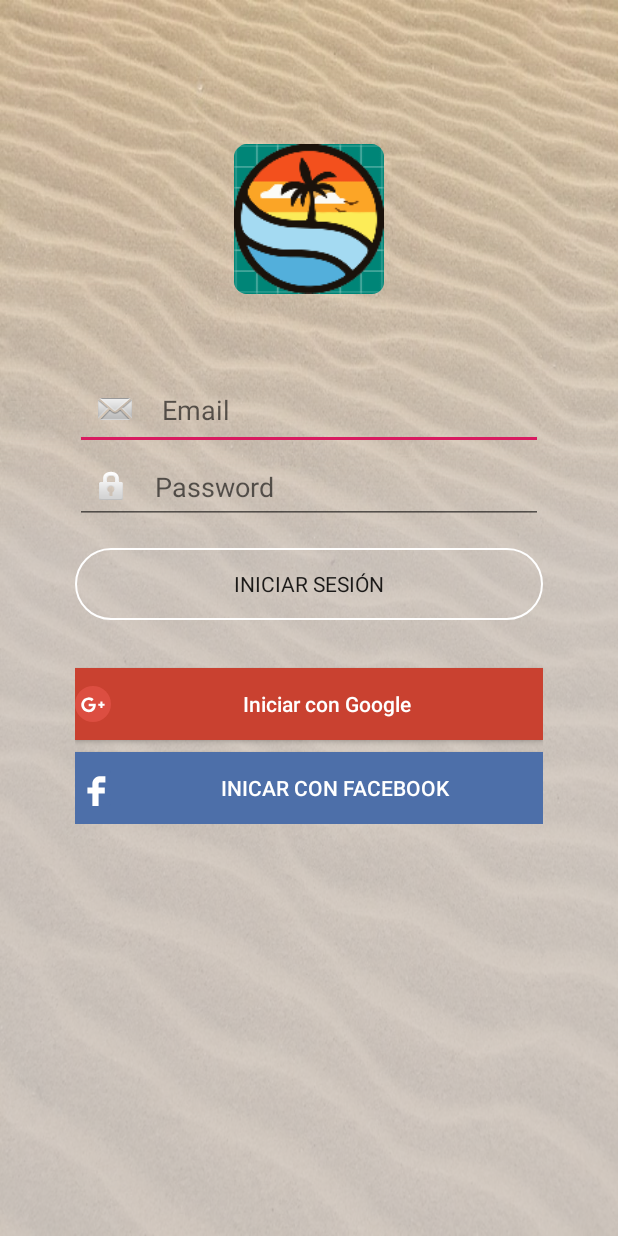
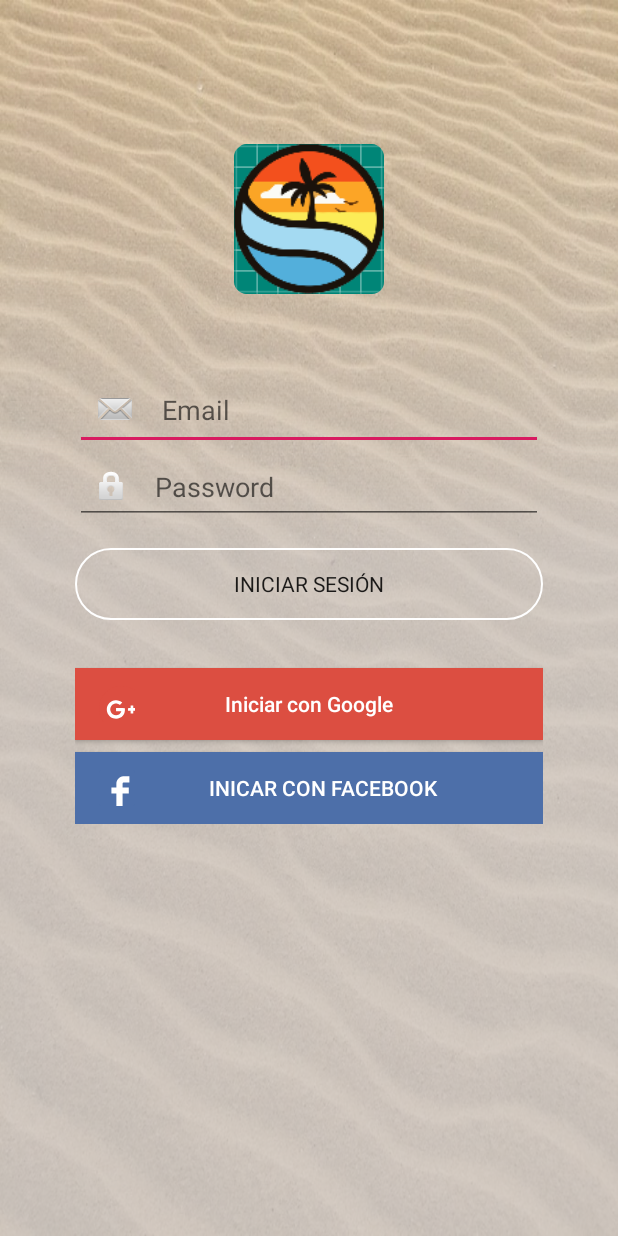
Before and after one commit to JMO17/ClearSand, an Android app: the screen it shows after launch (LoginActivity), on a phone screen of 412 x 824 dp. Run offline under Robolectric (Android 15) with nearby library versions, the phone set to English and light mode, and no system bars; Roboto replaces fonts that are not available here.

Commit message:
ventanaLogin Javier Botones de google y Facebook v2

```diff
--- a/app/src/main/res/drawable/ic_google_plus.xml
+++ b/app/src/main/res/drawable/ic_google_plus.xml
@@ -1,5 +1,5 @@
-<vector android:height="24dp" android:viewportHeight="112.196"
-    android:viewportWidth="112.196" android:width="24dp" xmlns:android="http://schemas.android.com/apk/res/android">
+<vector android:height="24dp" android:viewportHeight="90"
+    android:viewportWidth="90" android:width="24dp" xmlns:android="http://schemas.android.com/apk/res/android">
     <path android:fillColor="#DC4E41" android:pathData="M56.098,56.097m-56.098,0a56.098,56.098 0,1 1,112.196 0a56.098,56.098 0,1 1,-112.196 0"/>
     <path android:fillColor="#DC4E41" android:pathData="M19.531,58.608c-0.199,9.652 6.449,18.863 15.594,21.867c8.614,2.894 19.205,0.729 24.937,-6.648c4.185,-5.169 5.136,-12.06 4.683,-18.498c-7.377,-0.066 -14.754,-0.044 -22.12,-0.033c-0.012,2.628 0,5.246 0.011,7.874c4.417,0.122 8.835,0.066 13.252,0.155c-1.115,3.821 -3.655,7.377 -7.51,8.757c-7.443,3.28 -16.94,-1.005 -19.282,-8.813c-2.827,-7.477 1.801,-16.5 9.442,-18.675c4.738,-1.667 9.619,0.21 13.673,2.673c2.054,-1.922 3.976,-3.976 5.864,-6.052c-4.606,-3.854 -10.525,-6.217 -16.61,-5.698C29.526,35.659 19.078,46.681 19.531,58.608z"/>
     <path android:fillColor="#DC4E41" android:pathData="M79.102,48.668c-0.022,2.198 -0.045,4.407 -0.056,6.604c-2.209,0.022 -4.406,0.033 -6.604,0.044c0,2.198 0,4.384 0,6.582c2.198,0.011 4.407,0.022 6.604,0.045c0.022,2.198 0.022,4.395 0.044,6.604c2.187,0 4.385,-0.011 6.582,0c0.012,-2.209 0.022,-4.406 0.045,-6.615c2.197,-0.011 4.406,-0.022 6.604,-0.033c0,-2.198 0,-4.384 0,-6.582c-2.197,-0.011 -4.406,-0.022 -6.604,-0.044c-0.012,-2.198 -0.033,-4.407 -0.045,-6.604C83.475,48.668 81.288,48.668 79.102,48.668z"/>
--- a/app/src/main/res/layout/activity_login.xml
+++ b/app/src/main/res/layout/activity_login.xml
@@ -22,8 +22,8 @@
         android:layout_alignParentTop="true"
         android:layout_centerHorizontal="true"
         android:layout_marginTop="96dp"
-        android:contentDescription="@string/img_desc_login"
-        app:srcCompat="@mipmap/ic_launcher" />
+        android:background="@mipmap/ic_launcher"
+        android:contentDescription="@string/img_desc_login" />
 
     <LinearLayout
         android:id="@+id/linearVertLogin"
@@ -79,8 +79,10 @@
             android:layout_alignParentLeft="true"
             android:layout_alignParentBottom="true"
             android:layout_marginTop="32dp"
-            android:background="#C94130"
+            android:background="#DC4E41"
             android:drawableLeft="@drawable/ic_google_plus"
+            android:paddingLeft="16dp"
+            android:paddingRight="40dp"
             android:text="@string/btn_google_login"
             android:textAllCaps="false"
             android:textColor="@android:color/white" />
@@ -96,6 +98,8 @@
             android:background="#4D6FA9"
             android:drawableLeft="@drawable/ic_facebook"
             android:drawablePadding="10dp"
+            android:paddingLeft="16dp"
+            android:paddingRight="32dp"
             android:text="@string/btn_facebook_login"
             android:textColor="@android:color/white" />
 
```
